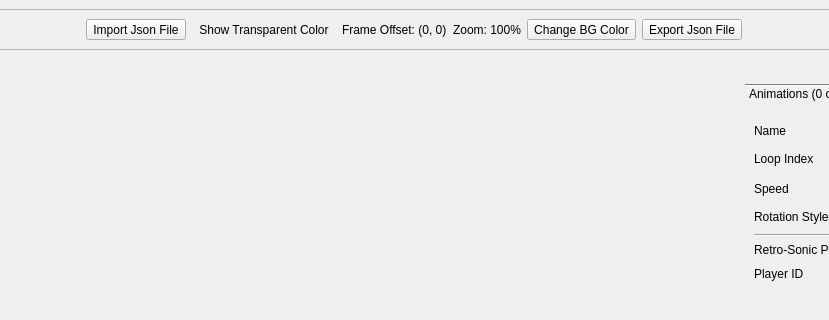
Above: RetroEDv2/tools/animationeditor.ui from RSDKModding/RetroED before the change; both pictures show x 226 to 1055 and y 0 to 320 of the 1280 by 720 pixel window. Below: the same form after it.
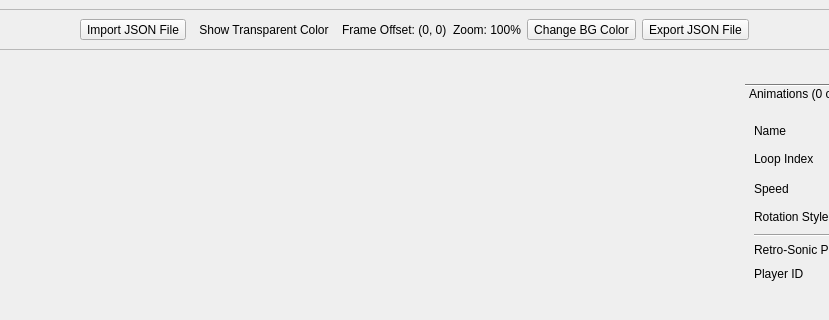
That is the form after the change. Icons and pictures are not drawn.

Commit message:
json is an acronym
dumbass

The edit to the form file:
```diff
--- a/RetroEDv2/tools/animationeditor.ui
+++ b/RetroEDv2/tools/animationeditor.ui
@@ -75,7 +75,7 @@
       <item>
        <widget class="QToolButton" name="impFile">
         <property name="text">
-         <string>Import Json File</string>
+         <string>Import JSON File</string>
         </property>
        </widget>
       </item>
@@ -134,7 +134,7 @@
       <item>
        <widget class="QToolButton" name="expFile">
         <property name="text">
-         <string>Export Json File</string>
+         <string>Export JSON File</string>
         </property>
        </widget>
       </item>
```
The commit also changes 1 other file.
